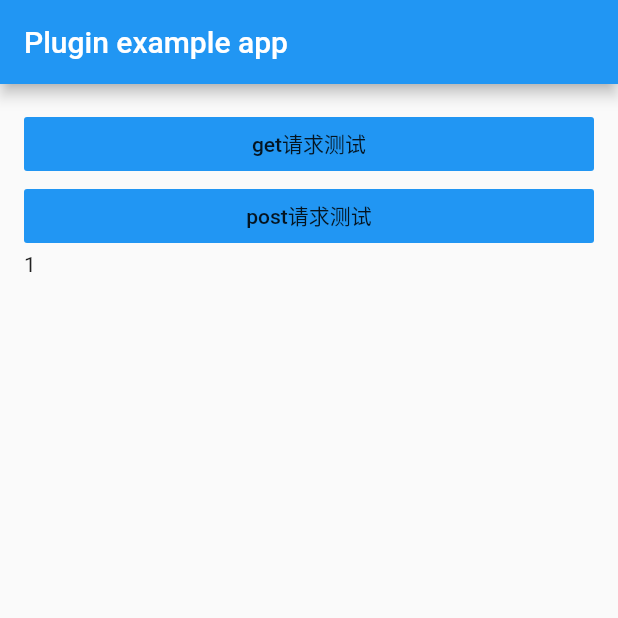
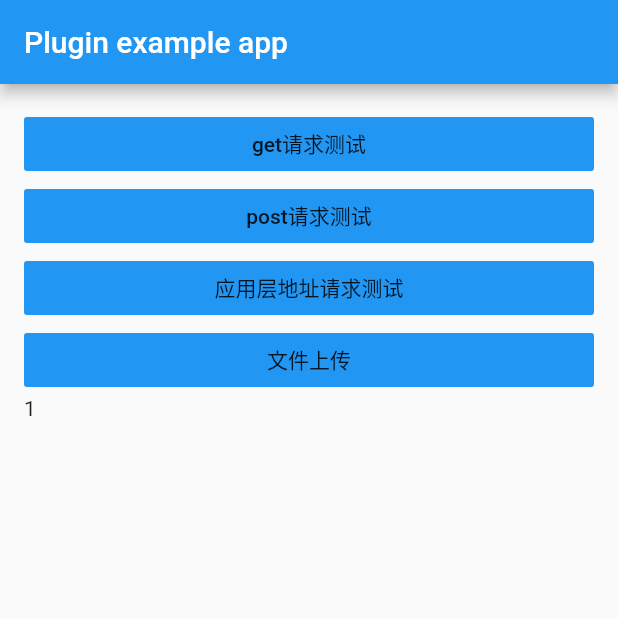
Before and after one commit to fengxing1234/api_plugin, a Flutter app: the screen it shows after launch, after a tap on "get请求测试", on a phone screen of 412 x 824 dp, the top half of it. Run offline on Flutter 3.47's test engine with Material 2 defaults, Android fonts, the phone set to English and light mode, and no system bars; our stand-ins replace dio; network calls fail.

Commit message:
feat(api接口修改)：修改get请求反参

```diff
--- a/example/lib/main.dart
+++ b/example/lib/main.dart
@@ -26,12 +26,6 @@ class _MyAppState extends State<MyApp> {
 
   // Platform messages are asynchronous, so we initialize in an async method.
   Future<void> initPlatformState() async {
-    DioManager().request(DIOMethod.GET, 'chapters/json ', params: null,
-        success: (data) {
-      print(data.toString());
-      text = data.toString();
-      setState(() {});
-    }, error: (message) {});
     String platformVersion;
     // Platform messages may fail, so we use a try/catch PlatformException.
     try {
@@ -67,7 +61,7 @@ class _MyAppState extends State<MyApp> {
                 color: Colors.blue,
                 onPressed: () {
                   print('11');
-                  DioManager().request(DIOMethod.GET, 'wxarticle/chapters',
+                  DioManager().request(DIOMethod.GET, 'wxarticle/chapters/json',
                       params: null, success: (data) {
                     print(data.toString());
                     text = data.toString();
@@ -95,6 +89,39 @@ class _MyAppState extends State<MyApp> {
                   });
                 },
               ),
+              FlatButton(
+                child: Text('应用层地址请求测试'),
+                color: Colors.blue,
+                onPressed: () {
+                  DioManager().request(DIOMethod.POST, 'taskListApi/selectTask',
+                      params: {
+                        "requestBody": {
+                          "node_id": "500",
+                          "riskcode": "D*",
+                          "pageno": "1",
+                          "pagesize": "20",
+                          "state": "5"
+                        }
+                      }, success: (data) {
+                    print(data.toString());
+                    text = data.toString();
+                    if (data == null) text = '请求成功';
+                    setState(() {});
+                  }, error: (message) {
+                    print(message);
+                    ErrorModel e = message;
+                    text = e.message;
+                    setState(() {});
+                  });
+                },
+              ),
+              FlatButton(
+                child: Text('文件上传'),
+                color: Colors.blue,
+                onPressed: () {
+                  DioManager().fileUpload();
+                },
+              ),
               Text(text),
             ],
           ),
--- a/lib/dio/dio_manager.dart
+++ b/lib/dio/dio_manager.dart
@@ -1,11 +1,16 @@
+import 'dart:convert';
+
 import 'package:dio/dio.dart';
+import 'package:flutter/foundation.dart';
 
 import 'base_model/base_model.dart';
 import 'base_model/error_model.dart';
 import 'dio_api.dart';
 
 enum DIOMethod { GET, POST, DELETE, PUT }
-
+Map<String, dynamic> parseData(String data) {
+  return json.decode(data) as Map<String, dynamic>;
+}
 const NWMethodValues = {
   DIOMethod.GET: "get",
   DIOMethod.POST: "post",
@@ -22,15 +27,25 @@ class DioManager {
   DioManager._internal() {
     if (dio == null) {
       BaseOptions options = BaseOptions(
-        baseUrl: DioApi.baseApi,
-        contentType: Headers.jsonContentType,
-        responseType: ResponseType.json,
-        receiveDataWhenStatusError: false,
-        connectTimeout: 30000,
+        baseUrl: DioApi.baseApi1,
+        headers: getHeaders(),
+        responseType: ResponseType.plain,
+        connectTimeout: 90000,
         receiveTimeout: 3000,
       );
       dio = Dio(options);
     }
+  }
+
+  getHeaders() {
+    return {
+      "FromData": "application/x-www-form-urlencoded",
+      "Content-Type": "application/json",
+      "Multipart": '"multipart/form-data',
+      "callSource": "mobile",
+      "server": "mobile",
+      "Authorization": "BackType eyJhbGciOiJIUzI1NiJ9.eyJhcHBseU1pY3JvU2VydmljZUNvZGUiOiIwMTAxNTAyMSIsImV4cCI6NDA3MDg4MDAwMDAwMH0.dUPVitXfv-iNFxNGzTtsS6wcWWJZh3SnjoB4xJMRb6s",
+    };
   }
 
   // 请求，返回参数为data
@@ -41,15 +56,18 @@ class DioManager {
   // error：请求失败回调
   //todo 玩安卓默认添加'/json'
   Future request(DIOMethod method, String path,
-      {Map<String, String> params, Function success, Function error}) async {
+      {Map<String, dynamic> params, Function success, Function error}) async {
     try {
-      Response response = await dio.request(path + '',
-          queryParameters: params,
+      Response response = await dio.request(path,
+//          queryParameters: params,
+          data: params,
           options: Options(
-              method: NWMethodValues[method],
-              ));
+            method: NWMethodValues[method],
+          ));
       if (response != null) {
-        BaseModel entity = BaseModel.fromJson(response.data);
+        final Map<String, dynamic> dataNew  =  await compute(parseData, response.data.toString());
+        BaseModel entity = BaseModel.fromJson(dataNew);
+
         if (entity.errorCode == 0) {
           success(entity.data);
         } else {
@@ -61,6 +79,41 @@ class DioManager {
     } on DioError catch (e) {
       error(createErrorEntity(e));
     }
+  }
+
+  ///手机中的图片
+  String localImagePath = "";
+
+  ///上传的服务器地址
+  String netUploadUrl = "";
+
+  ///dio 实现文件上传
+  Future fileUpload() async {
+    ///创建Dio
+    Dio dio = new Dio();
+
+    Map<String, dynamic> map = Map();
+    map["auth"] = "12345";
+    map["file"] =
+        await MultipartFile.fromFile(localImagePath, filename: "xxx23.png");
+
+    ///通过FormData
+    FormData formData = FormData.fromMap(map);
+
+    ///发送post
+    Response response = await dio.post(
+      netUploadUrl, data: formData,
+
+      ///这里是发送请求回调函数
+      ///[progress] 当前的进度
+      ///[total] 总进度
+      onSendProgress: (int progress, int total) {
+        print("当前进度是 $progress 总进度是 $total");
+      },
+    );
+
+    ///服务器响应结果
+    var data = response.data;
   }
 
   // 错误信息
```
